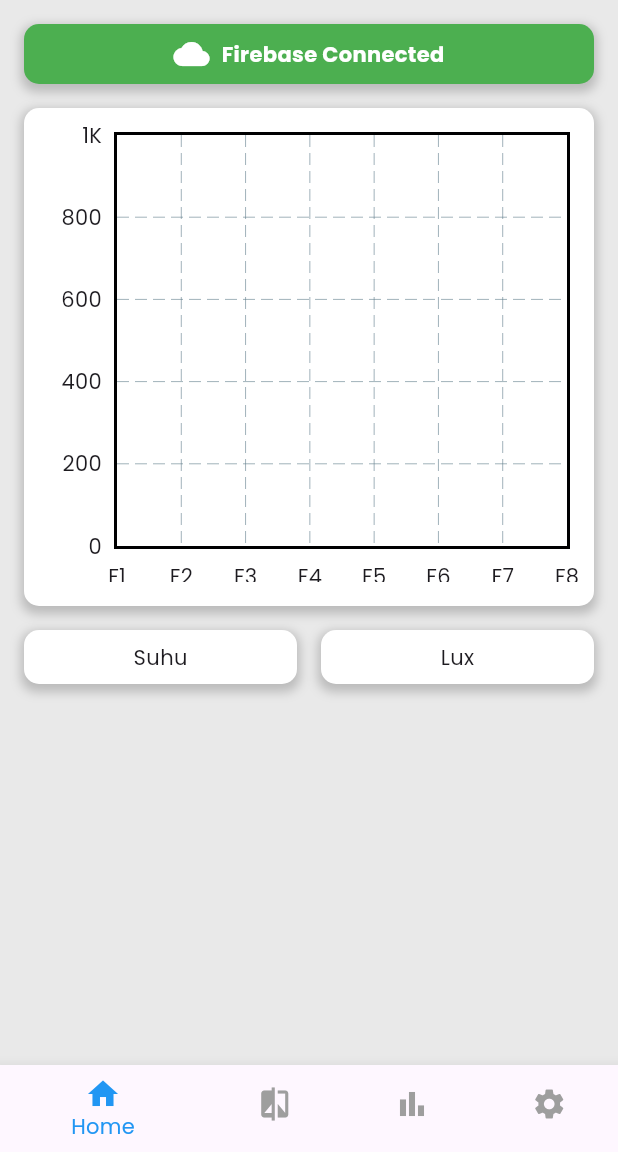
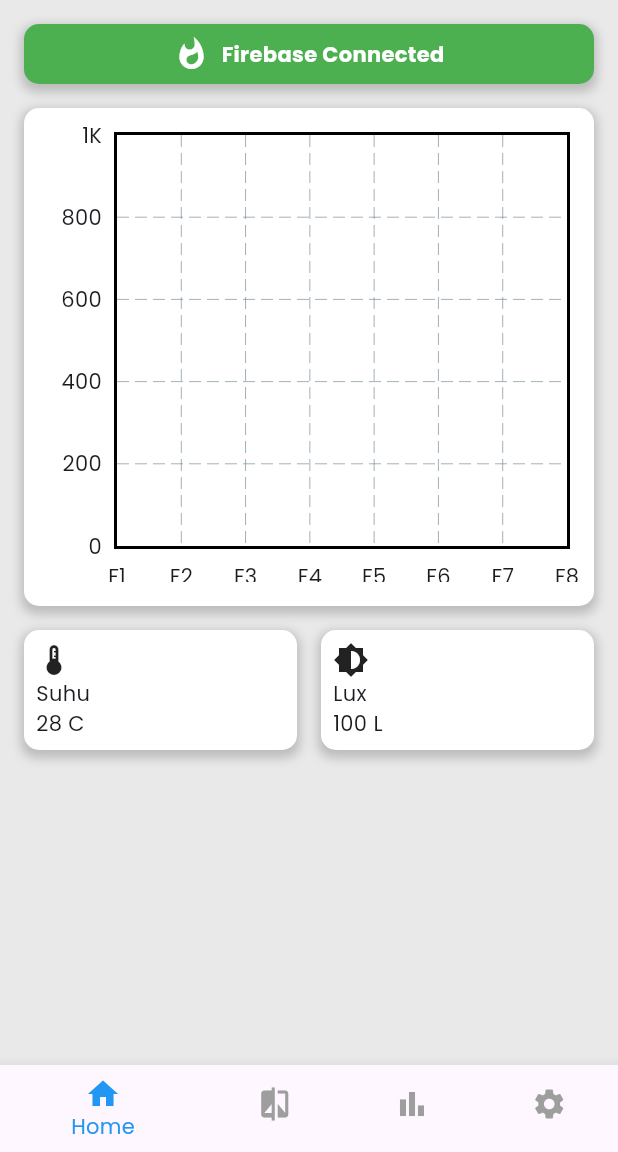
Before and after one commit to callahamZ/mySpectrum, a Flutter app: the screen it shows after launch, on a phone screen of 412 x 824 dp, the part 84-1236 px from its top. Run offline on Flutter 3.47's test engine with Material 3 defaults, Android fonts, the phone set to English and light mode, and no system bars; drawn by our look-alikes of fl_chart; our stand-ins replace firebase_core, firebase_database; accounts and stored records are empty.

Commit message:
temp and lux containers

```diff
--- a/lib/pages/home_page.dart
+++ b/lib/pages/home_page.dart
@@ -65,7 +65,7 @@ class HomePageContent extends StatelessWidget {
                 borderRadius: BorderRadius.circular(10.0),
                 boxShadow: [ // Added boxShadow
                   BoxShadow(
-                    color: Colors.black.withOpacity(0.2),
+                    color: Color.fromARGB(50, 0, 0, 0),
                     spreadRadius: 2,
                     blurRadius: 5,
                     offset: const Offset(0, 3),
@@ -76,7 +76,7 @@ class HomePageContent extends StatelessWidget {
                 mainAxisAlignment: MainAxisAlignment.center,
                 children: [
                   const Icon(
-                    Icons.cloud,
+                    Icons.whatshot,
                     color: Colors.white,
                     size: 24.0,
                   ),
@@ -99,7 +99,7 @@ class HomePageContent extends StatelessWidget {
                 borderRadius: BorderRadius.circular(10.0),
                 boxShadow: [ // Added boxShadow
                   BoxShadow(
-                    color: Colors.black.withOpacity(0.2),
+                    color: const Color.fromARGB(50, 0, 0, 0),
                     spreadRadius: 2,
                     blurRadius: 5,
                     offset: const Offset(0, 3),
@@ -143,7 +143,7 @@ class HomePageContent extends StatelessWidget {
                         LineChartBarData(
                           spots: chartData,
                           isCurved: true,
-                          barWidth: 3,
+                          barWidth: 2,
                           color: Colors.black,
                           dotData: const FlDotData(show: true),
                           belowBarData: BarAreaData(
@@ -192,15 +192,22 @@ class HomePageContent extends StatelessWidget {
                       borderRadius: BorderRadius.circular(10.0),
                       boxShadow: [ // Added boxShadow
                         BoxShadow(
-                          color: Colors.black.withOpacity(0.2),
+                          color: const Color.fromARGB(50, 0, 0, 0),
                           spreadRadius: 2,
                           blurRadius: 5,
                           offset: const Offset(0, 3),
                         ),
                       ],
                     ),
-                    child: const Center(
-                      child: Text("Suhu"),
+                    child: Column(
+                      crossAxisAlignment: CrossAxisAlignment.start,
+                      children: [
+                        const Icon(
+                          Icons.thermostat
+                        ),
+                        const Text("Suhu"),
+                        const Text("28 C")
+                      ],
                     ),
                   ),
                 ),
@@ -213,15 +220,22 @@ class HomePageContent extends StatelessWidget {
                       borderRadius: BorderRadius.circular(10.0),
                       boxShadow: [ // Added boxShadow
                         BoxShadow(
-                          color: Colors.black.withOpacity(0.2),
+                          color: const Color.fromARGB(50, 0, 0, 0),
                           spreadRadius: 2,
                           blurRadius: 5,
                           offset: const Offset(0, 3),
                         ),
                       ],
                     ),
-                    child: const Center(
-                      child: Text("Lux"),
+                    child: Column(
+                      crossAxisAlignment: CrossAxisAlignment.start,
+                      children: [
+                        const Icon(
+                          Icons.brightness_medium
+                        ),
+                        const Text("Lux"),
+                        const Text("100 L")
+                      ],
                     ),
                   ),
                 ),
```
